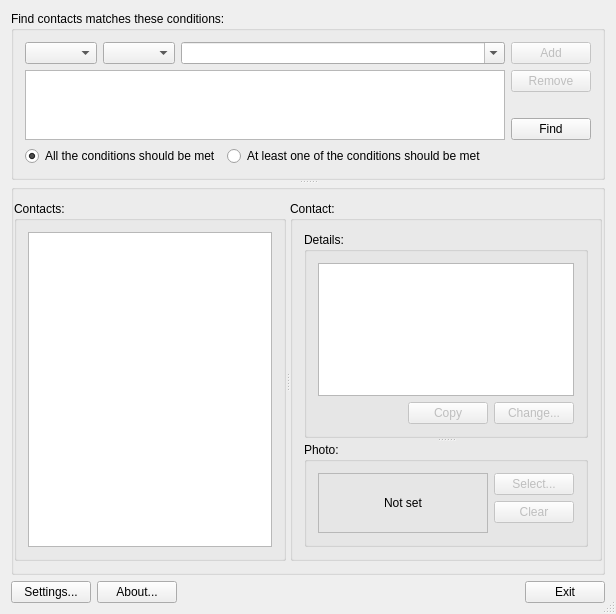
Before: the Qt Designer form QtAdBook/QtAdBook.ui in biophor/AdBook, drawn with Qt 5.
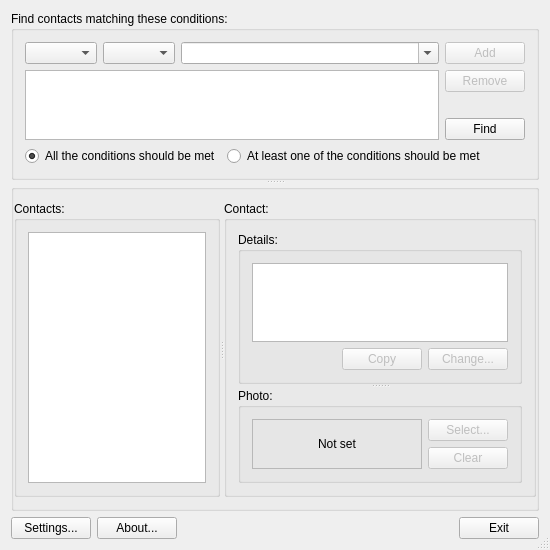
After: the same form once the commit is applied.

Diff of the .ui file:
```diff
--- a/QtAdBook/QtAdBook.ui
+++ b/QtAdBook/QtAdBook.ui
@@ -9,8 +9,8 @@
    <rect>
     <x>0</x>
     <y>0</y>
-    <width>616</width>
-    <height>614</height>
+    <width>550</width>
+    <height>550</height>
    </rect>
   </property>
   <property name="windowTitle">
@@ -45,7 +45,7 @@
        </sizepolicy>
       </property>
       <property name="title">
-       <string>Find contacts matches these conditions:</string>
+       <string>Find contacts matching these conditions:</string>
       </property>
       <property name="flat">
        <bool>true</bool>
```
Left out of the diff: 11 changed lines with no effect on the pictures.
